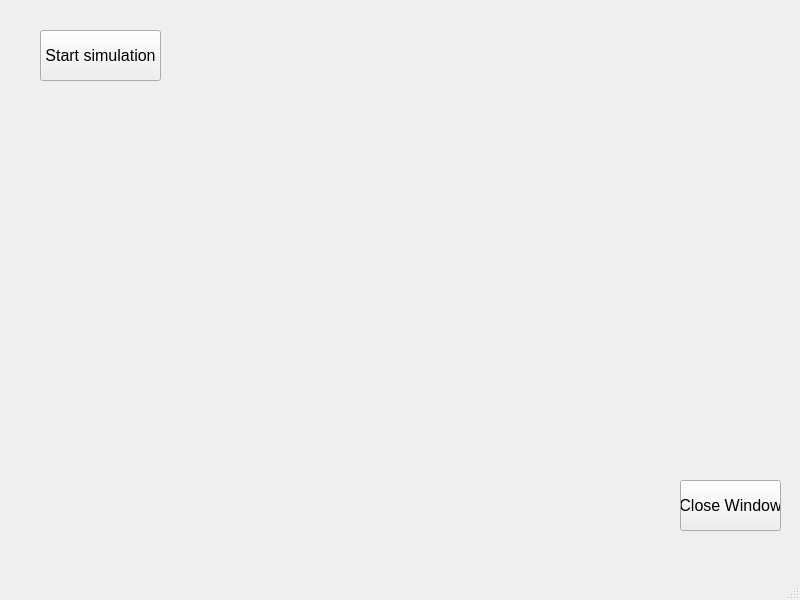
First picture: the form in MainUI.ui, repository UHong-Zeng/PyLife, before the edit.
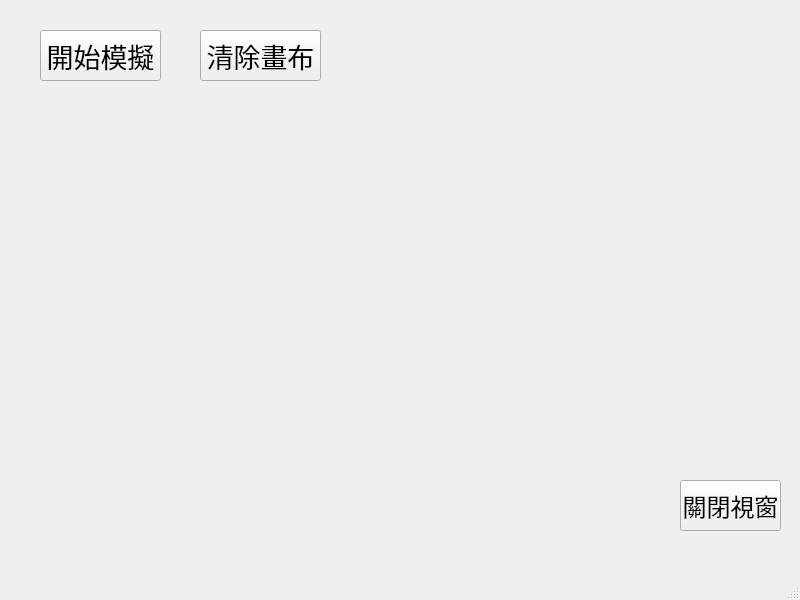
Second picture: the form after the edit.

```diff
--- a/MainUI.ui
+++ b/MainUI.ui
@@ -12,7 +12,8 @@
   </property>
   <property name="font">
    <font>
-    <pointsize>12</pointsize>
+    <family>標楷體</family>
+    <pointsize>20</pointsize>
    </font>
   </property>
   <property name="windowTitle">
@@ -28,8 +29,13 @@
       <height>51</height>
      </rect>
     </property>
+    <property name="font">
+     <font>
+      <pointsize>18</pointsize>
+     </font>
+    </property>
     <property name="text">
-     <string>Close Window</string>
+     <string>關閉視窗</string>
     </property>
    </widget>
    <widget class="QPushButton" name="pushButton_2">
@@ -42,7 +48,20 @@
      </rect>
     </property>
     <property name="text">
-     <string>Start simulation</string>
+     <string>開始模擬</string>
+    </property>
+   </widget>
+   <widget class="QPushButton" name="pushButton_3">
+    <property name="geometry">
+     <rect>
+      <x>200</x>
+      <y>30</y>
+      <width>121</width>
+      <height>51</height>
+     </rect>
+    </property>
+    <property name="text">
+     <string>清除畫布</string>
     </property>
    </widget>
   </widget>
```
Left out of the diff: 7 changed lines with no effect on the pictures.
